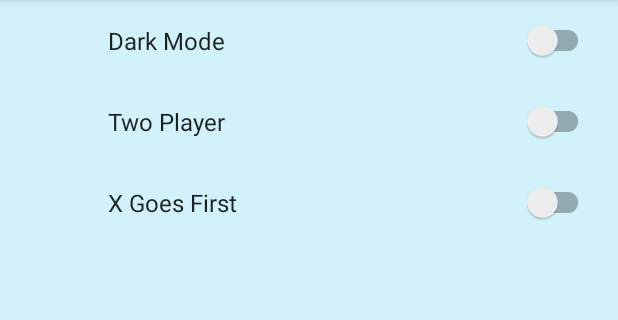
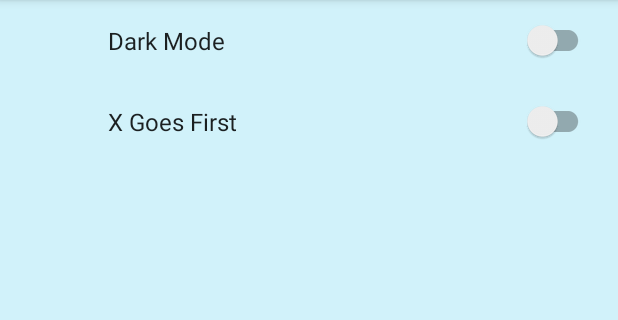
Before and after one commit to app0pi/tictactoe, an Android app: the screen it shows after launch (MainActivity), in the options menu, after a tap on "Settings", on a phone screen of 412 x 824 dp, the part 84-404 px from its top. Run offline under Robolectric (Android 15) with nearby library versions, the phone set to English and light mode, and no system bars; our stand-ins replace androidx.preference.

Commit message:
commented out Two Player option; it is now the only option

```diff
--- a/app/src/main/res/xml/settings_fragment.xml
+++ b/app/src/main/res/xml/settings_fragment.xml
@@ -9,9 +9,9 @@
     <SwitchPreferenceCompat
         app:key="key_dark_mode"
         app:title="Dark Mode"/>
-    <SwitchPreferenceCompat
+    <!--SwitchPreferenceCompat
         app:key="key_two_player"
-        app:title="Two Player"/>
+        app:title="Two Player"/-->
     <SwitchPreferenceCompat
         app:key="key_x_first"
         app:title="X Goes First"/>
```
